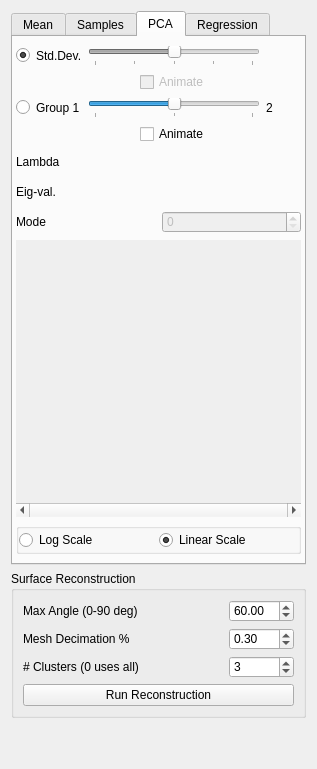
This is Studio/src/Application/Analysis/AnalysisTool.ui in SCIInstitute/ShapeWorks as Qt 5 draws it before an edit. The edited form follows.
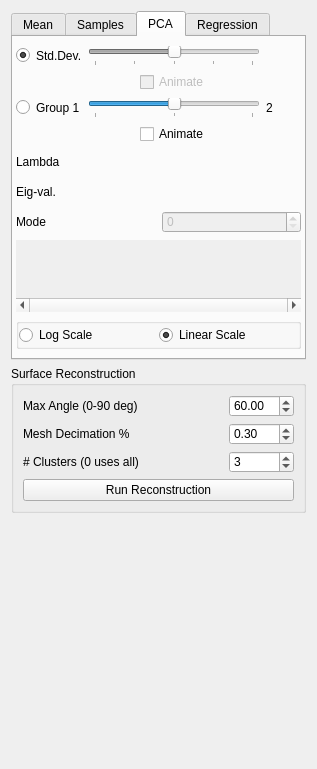
This is the edited form. Custom widgets are drawn as their Qt base class.

Diff of the .ui file:
```diff
--- a/Studio/src/Application/Analysis/AnalysisTool.ui
+++ b/Studio/src/Application/Analysis/AnalysisTool.ui
@@ -751,7 +751,7 @@
             <property name="minimumSize">
              <size>
               <width>0</width>
-              <height>275</height>
+              <height>50</height>
              </size>
             </property>
             <property name="frameShape">
@@ -781,7 +781,7 @@
                <x>0</x>
                <y>0</y>
                <width>289</width>
-               <height>263</height>
+               <height>240</height>
               </rect>
              </property>
              <property name="sizePolicy">
@@ -793,7 +793,7 @@
              <property name="minimumSize">
               <size>
                <width>0</width>
-               <height>250</height>
+               <height>50</height>
               </size>
              </property>
              <layout class="QGridLayout" name="gridLayout_6">
@@ -823,7 +823,7 @@
                 <property name="minimumSize">
                  <size>
                   <width>0</width>
-                  <height>250</height>
+                  <height>50</height>
                  </size>
                 </property>
                </widget>
```
